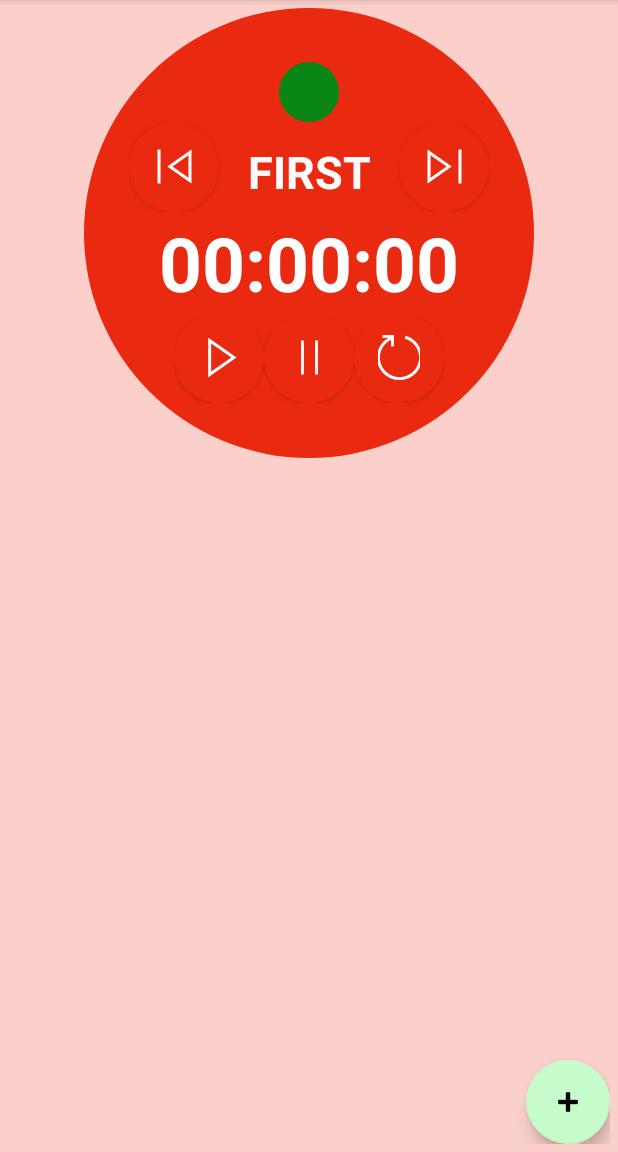
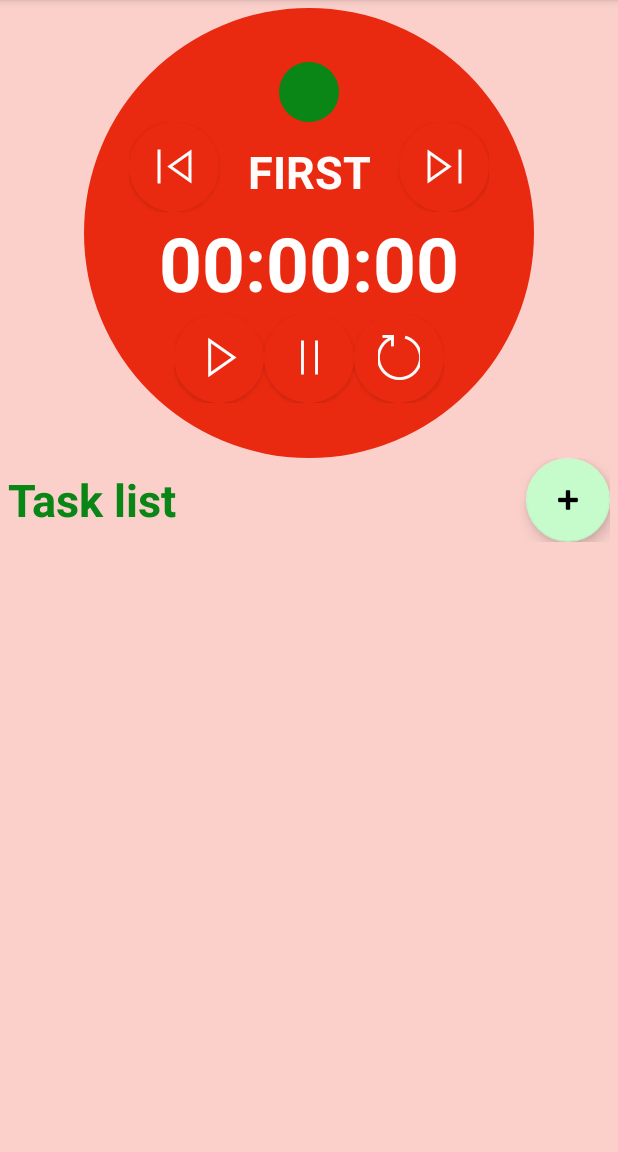
Before and after one commit to fukicycle/POMODORO_For_Android, an Android app: the screen it shows after launch (MainActivity), on a phone screen of 412 x 824 dp, the part 84-1236 px from its top. Run offline under Robolectric (Android 15) with nearby library versions, the phone set to English and light mode, and no system bars.

Commit message:
change layout and create layout list

```diff
--- a/app/src/main/java/com/example/pomodoro/MainActivity.kt
+++ b/app/src/main/java/com/example/pomodoro/MainActivity.kt
@@ -2,10 +2,16 @@ package com.example.pomodoro
 
 import androidx.appcompat.app.AppCompatActivity
 import android.os.Bundle
+import android.widget.ArrayAdapter
+import com.example.pomodoro.databinding.ActivityMainBinding
 
 class MainActivity : AppCompatActivity() {
+    private lateinit var b: ActivityMainBinding
     override fun onCreate(savedInstanceState: Bundle?) {
         super.onCreate(savedInstanceState)
-        setContentView(R.layout.activity_main)
+        b = ActivityMainBinding.inflate(layoutInflater)
+        setContentView(b.apply {
+
+        }.root)
     }
 }
--- /dev/null
+++ b/app/src/main/res/drawable/style_task_list.xml
@@ -0,0 +1,6 @@
+<?xml version="1.0" encoding="utf-8"?>
+<shape xmlns:android="http://schemas.android.com/apk/res/android"
+    android:shape="rectangle">
+    <solid android:color="@color/secondary700" />
+    <corners android:radius="30dp" />
+</shape>
--- /dev/null
+++ b/app/src/main/res/drawable/style_task_list_done.xml
@@ -0,0 +1,6 @@
+<?xml version="1.0" encoding="utf-8"?>
+<shape xmlns:android="http://schemas.android.com/apk/res/android"
+    android:shape="rectangle">
+    <solid android:color="@color/secondary200" />
+    <corners android:radius="30dp" />
+</shape>
--- a/app/src/main/res/layout/activity_main.xml
+++ b/app/src/main/res/layout/activity_main.xml
@@ -93,17 +93,33 @@
         </LinearLayout>
     </LinearLayout>
 
+    <LinearLayout
+        android:layout_width="match_parent"
+        android:layout_height="wrap_content"
+        android:orientation="horizontal">
+
+        <TextView
+            android:layout_width="0dp"
+            android:layout_height="wrap_content"
+            android:layout_weight="1"
+            android:text="Task list"
+            android:layout_gravity="center"
+            android:textColor="@color/secondary700"
+            android:textStyle="bold" />
+
+        <com.google.android.material.floatingactionbutton.FloatingActionButton
+            android:id="@+id/addTaskButton"
+            android:layout_width="wrap_content"
+            android:layout_height="wrap_content"
+            android:layout_gravity="right"
+            android:src="@android:drawable/ic_input_add" />
+    </LinearLayout>
+
     <ListView
         android:id="@+id/taskListView"
         android:layout_width="match_parent"
         android:layout_height="0dp"
         android:layout_weight="1" />
 
-    <com.google.android.material.floatingactionbutton.FloatingActionButton
-        android:id="@+id/addTaskButton"
-        android:layout_width="wrap_content"
-        android:layout_height="wrap_content"
-        android:layout_gravity="right"
-        android:src="@android:drawable/ic_input_add" />
 
 </LinearLayout>
```
Also changed, not shown: app/build.gradle (+5 -2 lines), app/src/main/java/com/example/pomodoro/ListViewAdapter.kt (added, +39 -0 lines), app/src/main/java/com/example/pomodoro/Task.kt (added, +12 -0 lines), app/src/main/res/layout/list_task_list.xml (added, +17 -0 lines).
